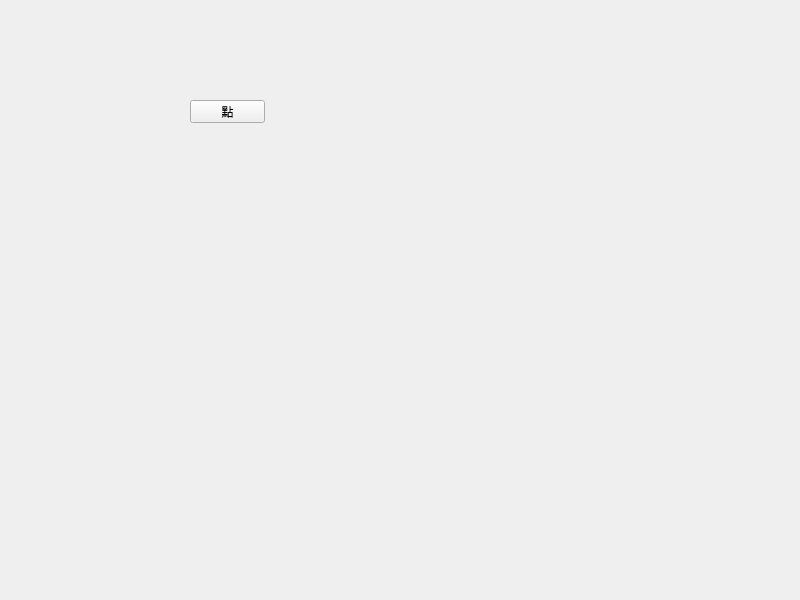
Above: widget.ui from ID41343107/MidtermAI before the change. Below: the same form after it.
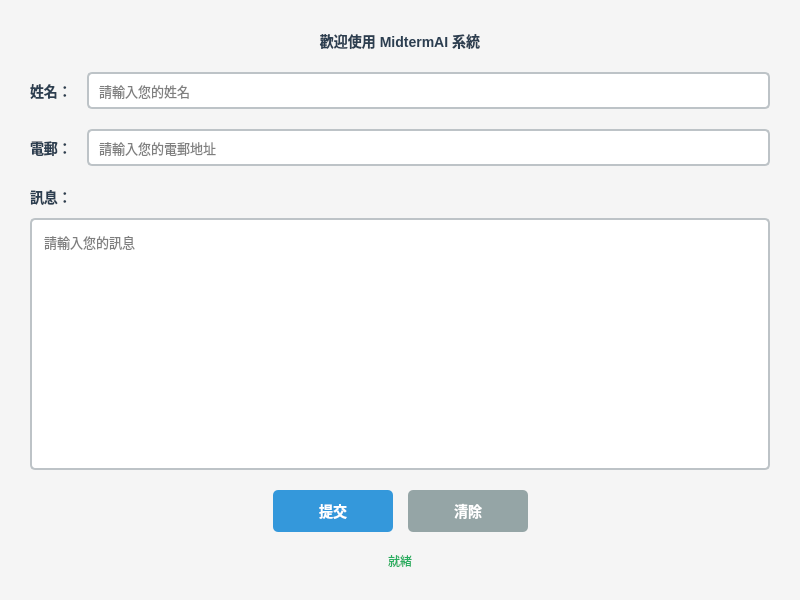
That is the form after the change.

Commit message: Optimize UI components, colors, and layout

```diff
--- a/widget.ui
+++ b/widget.ui
@@ -13,19 +13,238 @@
   <property name="windowTitle">
    <string>Widget</string>
   </property>
-  <widget class="QPushButton" name="pushButton">
-   <property name="geometry">
-    <rect>
-     <x>190</x>
-     <y>100</y>
-     <width>75</width>
-     <height>23</height>
-    </rect>
+  <property name="styleSheet">
+   <string notr="true">QWidget {
+    background-color: #f5f5f5;
+}
+
+QLabel {
+    color: #2c3e50;
+    font-size: 14px;
+    font-weight: bold;
+}
+
+QPushButton {
+    background-color: #3498db;
+    color: white;
+    border: none;
+    border-radius: 5px;
+    padding: 10px 20px;
+    font-size: 14px;
+    font-weight: bold;
+}
+
+QPushButton:hover {
+    background-color: #2980b9;
+}
+
+QPushButton:pressed {
+    background-color: #21618c;
+}
+
+QLineEdit {
+    background-color: white;
+    border: 2px solid #bdc3c7;
+    border-radius: 5px;
+    padding: 8px;
+    font-size: 13px;
+}
+
+QLineEdit:focus {
+    border: 2px solid #3498db;
+}
+
+QTextEdit {
+    background-color: white;
+    border: 2px solid #bdc3c7;
+    border-radius: 5px;
+    padding: 8px;
+    font-size: 13px;
+}
+
+QTextEdit:focus {
+    border: 2px solid #3498db;
+}</string>
+  </property>
+  <layout class="QVBoxLayout" name="verticalLayout">
+   <property name="spacing">
+    <number>20</number>
    </property>
-   <property name="text">
-    <string>點</string>
+   <property name="leftMargin">
+    <number>30</number>
    </property>
-  </widget>
+   <property name="topMargin">
+    <number>30</number>
+   </property>
+   <property name="rightMargin">
+    <number>30</number>
+   </property>
+   <property name="bottomMargin">
+    <number>30</number>
+   </property>
+   <item>
+    <widget class="QLabel" name="titleLabel">
+     <property name="text">
+      <string>歡迎使用 MidtermAI 系統</string>
+     </property>
+     <property name="alignment">
+      <set>Qt::AlignCenter</set>
+     </property>
+    </widget>
+   </item>
+   <item>
+    <layout class="QHBoxLayout" name="horizontalLayout_1">
+     <property name="spacing">
+      <number>15</number>
+     </property>
+     <item>
+      <widget class="QLabel" name="nameLabel">
+       <property name="text">
+        <string>姓名：</string>
+       </property>
+      </widget>
+     </item>
+     <item>
+      <widget class="QLineEdit" name="nameLineEdit">
+       <property name="placeholderText">
+        <string>請輸入您的姓名</string>
+       </property>
+      </widget>
+     </item>
+    </layout>
+   </item>
+   <item>
+    <layout class="QHBoxLayout" name="horizontalLayout_2">
+     <property name="spacing">
+      <number>15</number>
+     </property>
+     <item>
+      <widget class="QLabel" name="emailLabel">
+       <property name="text">
+        <string>電郵：</string>
+       </property>
+      </widget>
+     </item>
+     <item>
+      <widget class="QLineEdit" name="emailLineEdit">
+       <property name="placeholderText">
+        <string>請輸入您的電郵地址</string>
+       </property>
+      </widget>
+     </item>
+    </layout>
+   </item>
+   <item>
+    <layout class="QVBoxLayout" name="verticalLayout_2">
+     <property name="spacing">
+      <number>10</number>
+     </property>
+     <item>
+      <widget class="QLabel" name="messageLabel">
+       <property name="text">
+        <string>訊息：</string>
+       </property>
+      </widget>
+     </item>
+     <item>
+      <widget class="QTextEdit" name="messageTextEdit">
+       <property name="placeholderText">
+        <string>請輸入您的訊息</string>
+       </property>
+      </widget>
+     </item>
+    </layout>
+   </item>
+   <item>
+    <layout class="QHBoxLayout" name="horizontalLayout_3">
+     <property name="spacing">
+      <number>15</number>
+     </property>
+     <item>
+      <spacer name="horizontalSpacer_1">
+       <property name="orientation">
+        <enum>Qt::Horizontal</enum>
+       </property>
+       <property name="sizeHint" stdset="0">
+        <size>
+         <width>40</width>
+         <height>20</height>
+        </size>
+       </property>
+      </spacer>
+     </item>
+     <item>
+      <widget class="QPushButton" name="submitButton">
+       <property name="minimumSize">
+        <size>
+         <width>120</width>
+         <height>40</height>
+        </size>
+       </property>
+       <property name="text">
+        <string>提交</string>
+       </property>
+      </widget>
+     </item>
+     <item>
+      <widget class="QPushButton" name="clearButton">
+       <property name="minimumSize">
+        <size>
+         <width>120</width>
+         <height>40</height>
+        </size>
+       </property>
+       <property name="styleSheet">
+        <string notr="true">QPushButton {
+    background-color: #95a5a6;
+}
+
+QPushButton:hover {
+    background-color: #7f8c8d;
+}
+
+QPushButton:pressed {
+    background-color: #5d6d7e;
+}</string>
+       </property>
+       <property name="text">
+        <string>清除</string>
+       </property>
+      </widget>
+     </item>
+     <item>
+      <spacer name="horizontalSpacer_2">
+       <property name="orientation">
+        <enum>Qt::Horizontal</enum>
+       </property>
+       <property name="sizeHint" stdset="0">
+        <size>
+         <width>40</width>
+         <height>20</height>
+        </size>
+       </property>
+      </spacer>
+     </item>
+    </layout>
+   </item>
+   <item>
+    <widget class="QLabel" name="statusLabel">
+     <property name="text">
+      <string>就緒</string>
+     </property>
+     <property name="alignment">
+      <set>Qt::AlignCenter</set>
+     </property>
+     <property name="styleSheet">
+      <string notr="true">QLabel {
+    color: #27ae60;
+    font-size: 12px;
+    font-weight: normal;
+}</string>
+     </property>
+    </widget>
+   </item>
+  </layout>
  </widget>
  <resources/>
  <connections/>
```
Left out of the diff: 2 changed lines with no effect on the pictures. The commit also changes 2 other files.
